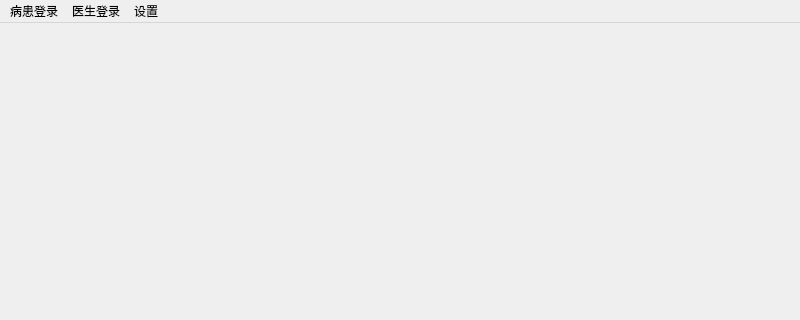
Old version of the form mainWindow.ui in the repository zeta-zl/database_final; both pictures show x 0 to 800 and y 0 to 320 of the 800 by 600 pixel window.
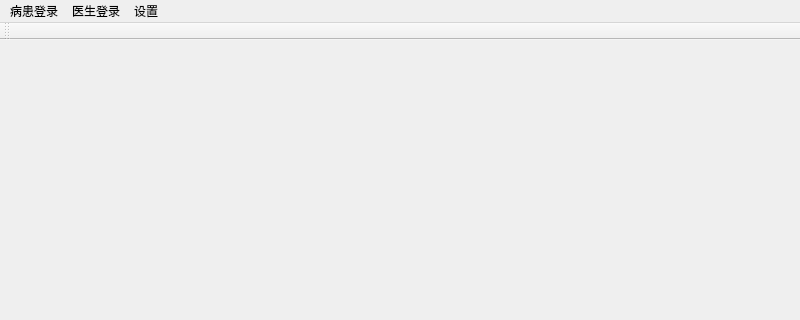
New version of the form.

```diff
--- a/mainWindow.ui
+++ b/mainWindow.ui
@@ -46,6 +46,17 @@
    <addaction name="menu_3"/>
   </widget>
   <widget class="QStatusBar" name="statusbar"/>
+  <widget class="QToolBar" name="toolBar">
+   <property name="windowTitle">
+    <string>toolBar</string>
+   </property>
+   <attribute name="toolBarArea">
+    <enum>TopToolBarArea</enum>
+   </attribute>
+   <attribute name="toolBarBreak">
+    <bool>false</bool>
+   </attribute>
+  </widget>
   <action name="actionguahao">
    <property name="text">
     <string>guahao </string>
```
Left out of the diff: 38 changed lines with no effect on the pictures.
